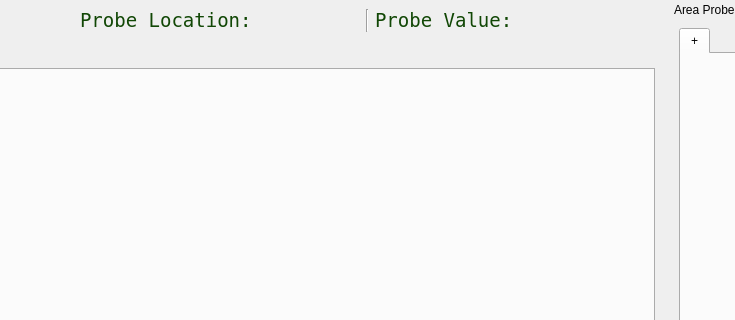
First picture: the form in py/cspov/ui/pov_main.ui, repository ssec/sift, before the edit; both pictures show x 549 to 1284 and y 0 to 320 of the 1397 by 800 pixel window.
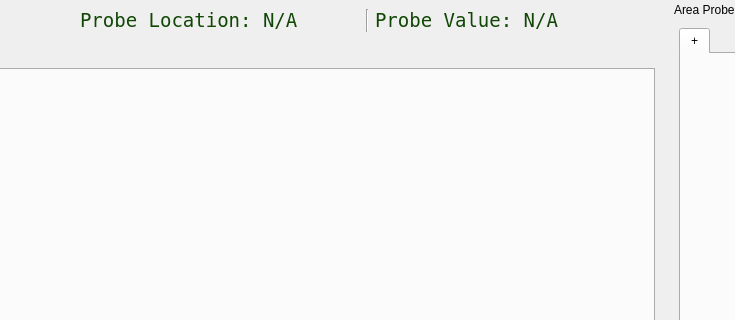
Second picture: the form after the edit.

Commit message: Change point probe lables to start as "N/A" and allow non-existent probe when adding/changing layers

```diff
--- a/py/cspov/ui/pov_main.ui
+++ b/py/cspov/ui/pov_main.ui
@@ -214,7 +214,7 @@
          <string>Longitude/Latitude coordinates under point probe</string>
         </property>
         <property name="text">
-         <string>Probe Location: </string>
+         <string>Probe Location: N/A</string>
         </property>
        </widget>
       </item>
@@ -316,7 +316,7 @@
          <string>Top layer data value under point probe</string>
         </property>
         <property name="text">
-         <string>Probe Value:</string>
+         <string>Probe Value: N/A</string>
         </property>
        </widget>
       </item>
```
The commit also changes 3 other files.
